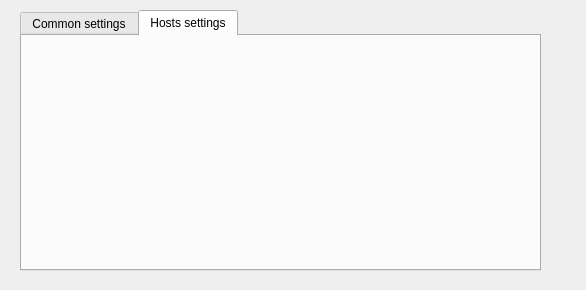
The window that src/modules/uploader/uploaderconfigwidget.ui (lxqt/screengrab) describes before a commit, drawn with Qt 5.
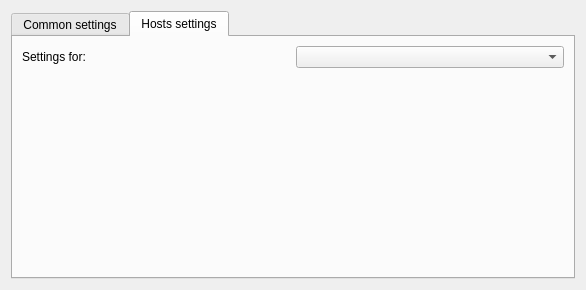
The same window after the commit. The open tabs and pages were chosen to show the change.

Commit message: Add widget for configuration uploading to image hosts (imgshack is work, imgur is not)

```diff
--- a/src/modules/uploader/uploaderconfigwidget.ui
+++ b/src/modules/uploader/uploaderconfigwidget.ui
@@ -13,15 +13,9 @@
   <property name="windowTitle">
    <string>Form</string>
   </property>
+  <layout class="QVBoxLayout" name="verticalLayout_2">
+   <item>
   <widget class="QTabWidget" name="settings">
-   <property name="geometry">
-    <rect>
-     <x>20</x>
-     <y>10</y>
-     <width>521</width>
-     <height>261</height>
-    </rect>
-   </property>
    <property name="currentIndex">
     <number>0</number>
    </property>
@@ -47,8 +41,29 @@
     <attribute name="title">
      <string>Hosts settings</string>
     </attribute>
-   </widget>
-  </widget>
+      <layout class="QVBoxLayout" name="verticalLayout">
+       <item>
+        <layout class="QHBoxLayout" name="horizontalLayout">
+         <item>
+          <widget class="QLabel" name="labHosts">
+           <property name="text">
+            <string>Settings for: </string>
+           </property>
+          </widget>
+         </item>
+         <item>
+          <widget class="QComboBox" name="cbxHosts"/>
+         </item>
+        </layout>
+       </item>
+       <item>
+        <widget class="QStackedWidget" name="stackedHosts"/>
+       </item>
+      </layout>
+     </widget>
+    </widget>
+   </item>
+  </layout>
  </widget>
  <resources/>
  <connections/>
```
Left out of the diff: 2 changed lines with no effect on the pictures. Lines whose indentation alone changed are shown as unchanged. The commit also changes 8 other files.
